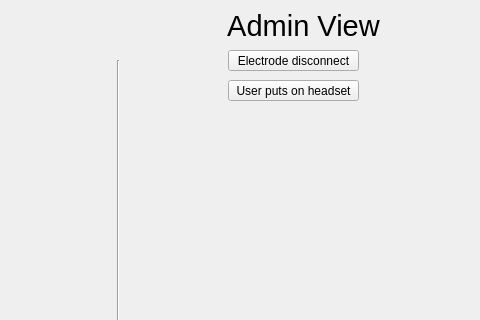
The window that Neuroset/mainwindow.ui (kyleaitken/Neuroset) describes before a commit, drawn with Qt 5; both pictures show x 662 to 1142 and y 0 to 320 of the 1142 by 489 pixel window.
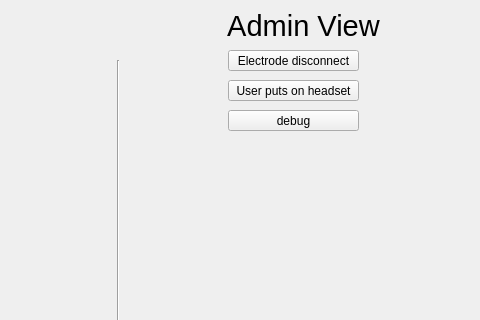
The same window after the commit. The open tabs and pages were chosen to show the change. Icons and pictures are not drawn. Custom widgets are drawn as their Qt base class.

The edit to the form file:
```diff
--- a/Neuroset/mainwindow.ui
+++ b/Neuroset/mainwindow.ui
@@ -469,6 +469,19 @@
      <string>EEG Sample</string>
     </property>
    </widget>
+   <widget class="QPushButton" name="debugButton">
+    <property name="geometry">
+     <rect>
+      <x>890</x>
+      <y>110</y>
+      <width>131</width>
+      <height>21</height>
+     </rect>
+    </property>
+    <property name="text">
+     <string>debug</string>
+    </property>
+   </widget>
   </widget>
   <widget class="QMenuBar" name="menubar">
    <property name="geometry">
```
Left out of the diff: 3 changed lines with no effect on the pictures.
